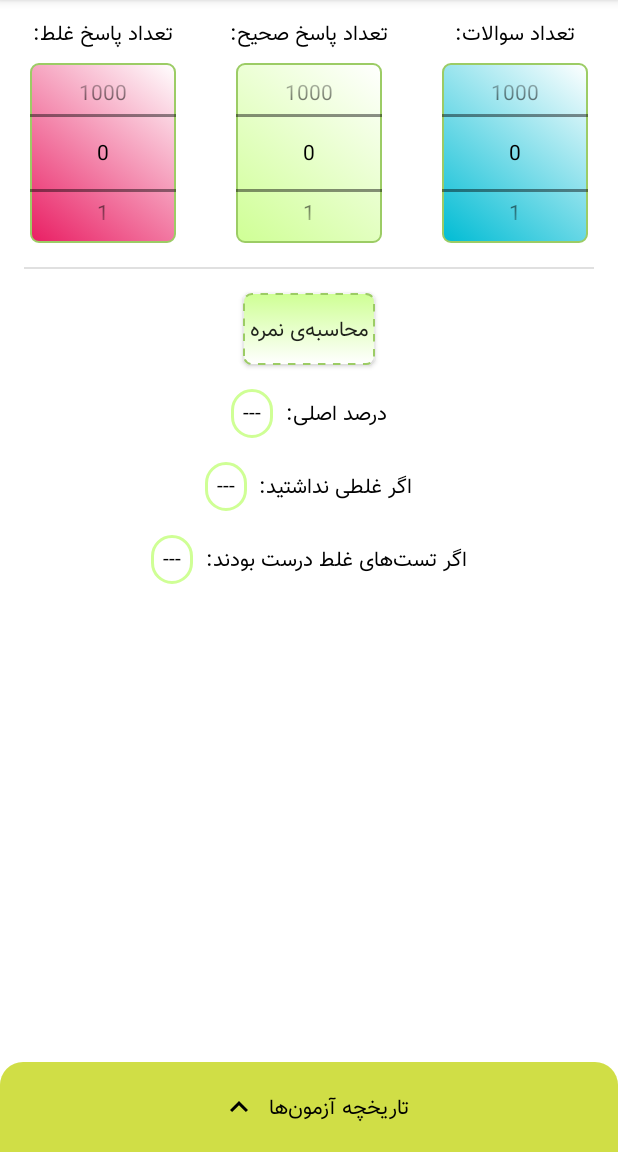
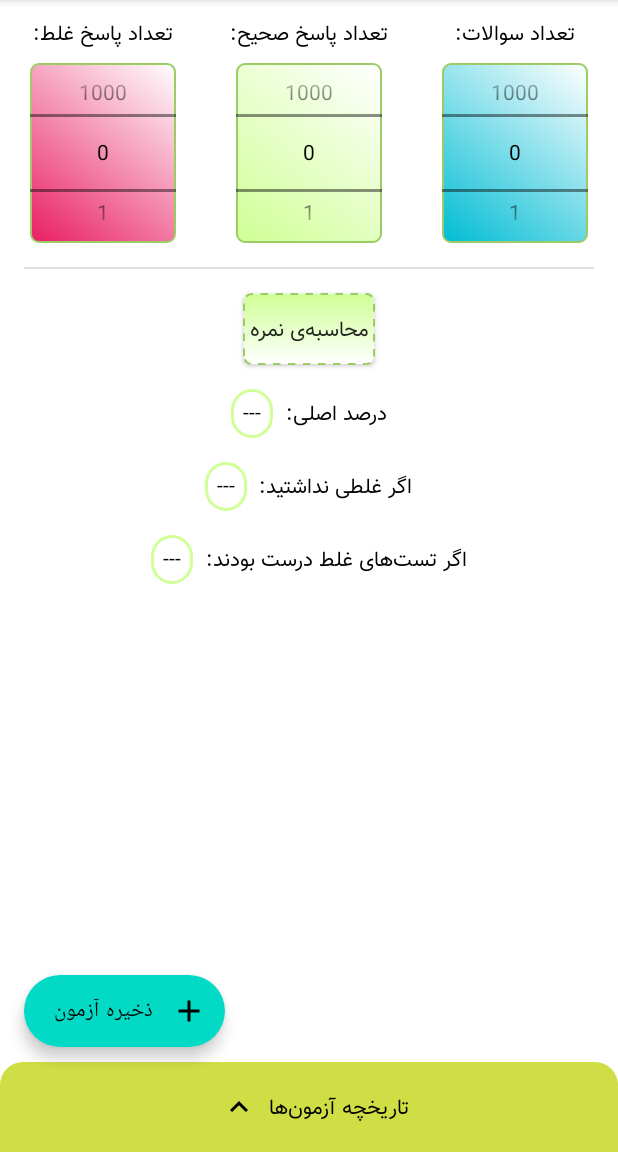
Before and after one commit to valiamin21/Percentage, an Android app: the screen it shows after launch (MainActivity), on a phone screen of 412 x 824 dp, the part 84-1236 px from its top. Run offline under Robolectric (Android 15) with nearby library versions, the phone set to English and light mode, and no system bars.

Commit message:
adding reyclerview(for exams history) and ExtendedFloatingActionButton to activity_main layout

```diff
--- a/app/src/main/res/layout/activity_main.xml
+++ b/app/src/main/res/layout/activity_main.xml
@@ -232,5 +232,23 @@
             android:layout_height="1dp"
             android:background="#FFF"/>
 
+        <androidx.recyclerview.widget.RecyclerView
+            android:id="@+id/recyclerView_examsHistory"
+            android:layout_width="match_parent"
+            android:layout_height="0dp"
+            android:layout_weight="1"
+            app:layoutManager="androidx.recyclerview.widget.GridLayoutManager"
+            app:spanCount="1"
+            app:reverseLayout="false"/>
     </LinearLayout>
+
+    <com.google.android.material.floatingactionbutton.ExtendedFloatingActionButton
+        android:id="@+id/fab_saveExam"
+        android:layout_width="wrap_content"
+        android:layout_height="wrap_content"
+        android:layout_marginHorizontal="@dimen/standard_margin_x"
+        android:layout_marginBottom="70dp"
+        android:layout_gravity="bottom|end"
+        app:icon="@drawable/ic_add_black_24dp"
+        android:text="@string/save_exam"/>
 </androidx.coordinatorlayout.widget.CoordinatorLayout>
```
